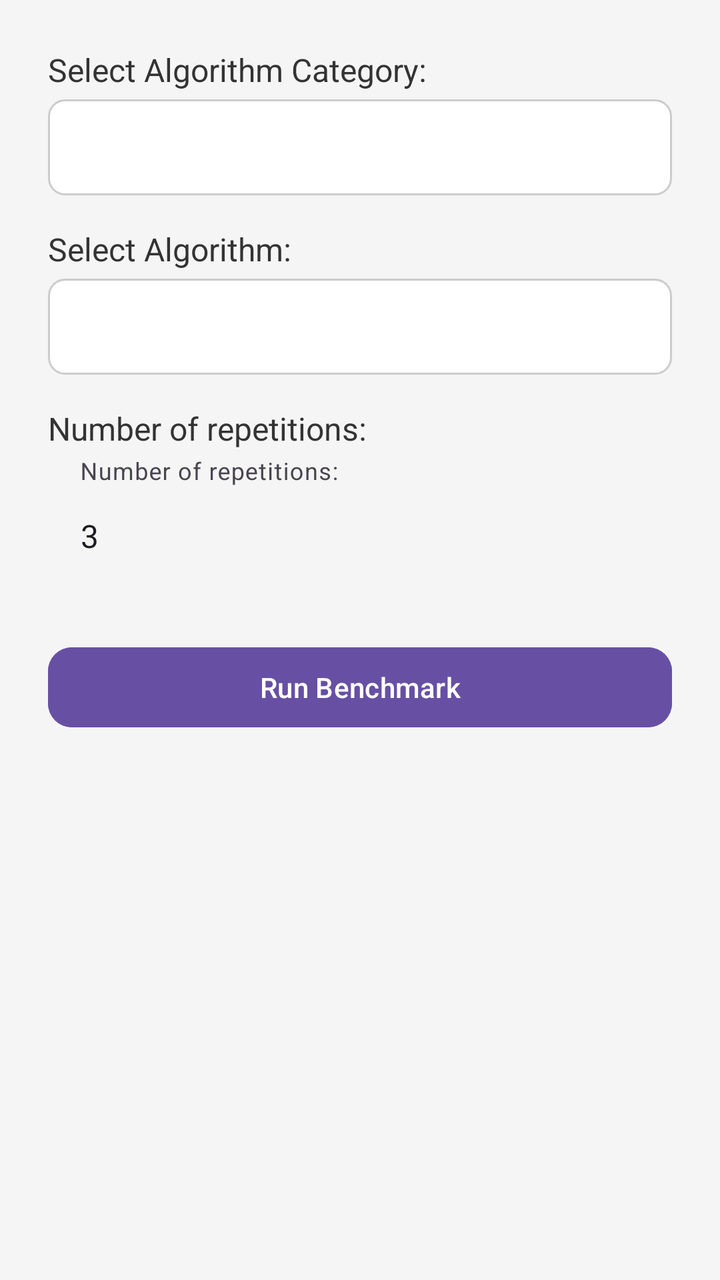
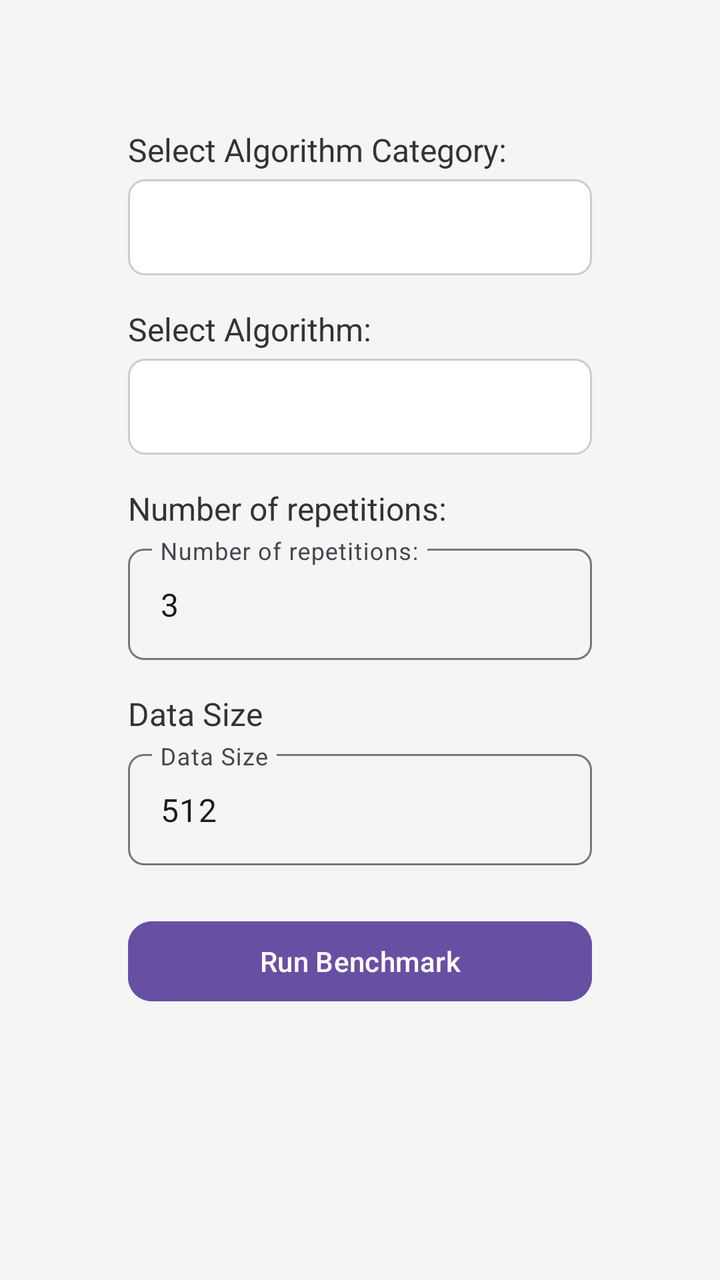

The first picture is an Android layout as it rendered before a commit; the second is the same layout after the commit. The layout source and the unified diff follow.
<!-- AndroidManifest.xml: application theme Theme.EEAD -->
<!-- res/layout/activity_main.xml -->
<?xml version="1.0" encoding="utf-8"?>
<LinearLayout xmlns:android="http://schemas.android.com/apk/res/android"
    xmlns:app="http://schemas.android.com/apk/res-auto"
    android:layout_width="match_parent"
    android:layout_height="match_parent"
    android:background="#F5F5F5"
    android:orientation="vertical"
    android:padding="24dp">

    <TextView
        android:layout_width="wrap_content"
        android:layout_height="wrap_content"
        android:layout_marginBottom="4dp"
        android:text="@string/select_algorithm_category"
        android:textColor="#333333"
        android:textSize="16sp" />

    <Spinner
        android:id="@+id/categorySpinner"
        android:layout_width="match_parent"
        android:layout_height="48dp"
        android:background="@drawable/spinner_background"
        android:padding="8dp" />

    <TextView
        android:layout_width="wrap_content"
        android:layout_height="wrap_content"
        android:layout_marginTop="16dp"
        android:layout_marginBottom="4dp"
        android:text="@string/select_algorithm"
        android:textColor="#333333"
        android:textSize="16sp" />

    <Spinner
        android:id="@+id/algorithmSpinner"
        android:layout_width="match_parent"
        android:layout_height="48dp"
        android:background="@drawable/spinner_background"
        android:padding="8dp" />

    <TextView
        android:layout_width="wrap_content"
        android:layout_height="wrap_content"
        android:layout_marginTop="16dp"
        android:layout_marginBottom="4dp"
        android:text="@string/number_of_repetitions"
        android:textColor="#333333"
        android:textSize="16sp" />

    
    <com.google.android.material.textfield.TextInputLayout
        android:layout_width="match_parent"
        android:layout_height="wrap_content"
        android:hint="@string/number_of_repetitions"
        app:boxBackgroundMode="outlined"
        app:boxCornerRadiusBottomEnd="8dp"
        app:boxCornerRadiusBottomStart="8dp"
        app:boxCornerRadiusTopEnd="8dp"
        app:boxCornerRadiusTopStart="8dp">

        <com.google.android.material.textfield.TextInputEditText
            android:id="@+id/repetitionInput"
            android:layout_width="match_parent"
            android:layout_height="wrap_content"
            android:inputType="number"
            android:text="3" />
    </com.google.android.material.textfield.TextInputLayout>

    <com.google.android.material.button.MaterialButton
        android:id="@+id/runButton"
        android:layout_width="match_parent"
        android:layout_height="wrap_content"
        android:layout_marginTop="24dp"
        android:backgroundTint="?attr/colorPrimary"
        android:text="@string/run_benchmark"
        android:textColor="@android:color/white"
        app:cornerRadius="12dp" />

    <ScrollView
        android:layout_width="match_parent"
        android:layout_height="0dp"
        android:layout_weight="1"
        android:paddingTop="16dp">

        <TextView
            android:id="@+id/resultTextView"
            android:layout_width="match_parent"
            android:layout_height="wrap_content"
            android:textColor="#000000"
            android:textSize="14sp" />
    </ScrollView>

</LinearLayout>
<!-- resources referenced by this layout -->
<resources>
  <!-- drawable spinner_background (drawable) -->
  <shape xmlns:android="http://schemas.android.com/apk/res/android"
      android:shape="rectangle">
      <solid android:color="#FFFFFF"/>
      <stroke android:width="1dp" android:color="#CCCCCC"/>
      <corners android:radius="8dp"/>
  </shape>
  <string name="number_of_repetitions">Number of repetitions:</string>
  <string name="run_benchmark">Run Benchmark</string>
  <string name="select_algorithm">Select Algorithm:</string>
  <string name="select_algorithm_category">Select Algorithm Category:</string>
  <style name="Theme.EEAD" parent="Base.Theme.EEAD" />
  <style name="Base.Theme.EEAD" parent="Theme.Material3.DayNight.NoActionBar">
          
          
      </style>
</resources>

<!-- the commit's change to res/layout/activity_main.xml (unified diff, before → after) -->
@@ -5,7 +5,7 @@
     android:layout_height="match_parent"
     android:background="#F5F5F5"
     android:orientation="vertical"
-    android:padding="24dp">
+    android:padding="?actionBarSize">
 
     <TextView
         android:layout_width="wrap_content"
@@ -52,7 +52,7 @@
         android:layout_width="match_parent"
         android:layout_height="wrap_content"
         android:hint="@string/number_of_repetitions"
-        app:boxBackgroundMode="outlined"
+        app:boxBackgroundMode="outline"
         app:boxCornerRadiusBottomEnd="8dp"
         app:boxCornerRadiusBottomStart="8dp"
         app:boxCornerRadiusTopEnd="8dp"
@@ -64,6 +64,34 @@
             android:layout_height="wrap_content"
             android:inputType="number"
             android:text="3" />
+    </com.google.android.material.textfield.TextInputLayout>
+
+    <TextView
+        android:layout_width="wrap_content"
+        android:layout_height="wrap_content"
+        android:layout_marginTop="16dp"
+        android:layout_marginBottom="4dp"
+        android:text="@string/data_size"
+        android:textColor="#333333"
+        android:textSize="16sp" />
+
+    
+    <com.google.android.material.textfield.TextInputLayout
+        android:layout_width="match_parent"
+        android:layout_height="wrap_content"
+        android:hint="@string/data_size"
+        app:boxBackgroundMode="outline"
+        app:boxCornerRadiusBottomEnd="8dp"
+        app:boxCornerRadiusBottomStart="8dp"
+        app:boxCornerRadiusTopEnd="8dp"
+        app:boxCornerRadiusTopStart="8dp">
+
+        <com.google.android.material.textfield.TextInputEditText
+            android:id="@+id/DataSize"
+            android:layout_width="match_parent"
+            android:layout_height="wrap_content"
+            android:inputType="number"
+            android:text="512" />
     </com.google.android.material.textfield.TextInputLayout>
 
     <com.google.android.material.button.MaterialButton
<!-- resource entries referenced after the edit -->
@@ -7,6 +7,7 @@
       <stroke android:width="1dp" android:color="#CCCCCC"/>
       <corners android:radius="8dp"/>
   </shape>
+  <string name="data_size">Data Size</string>
   <string name="number_of_repetitions">Number of repetitions:</string>
   <string name="run_benchmark">Run Benchmark</string>
   <string name="select_algorithm">Select Algorithm:</string>
